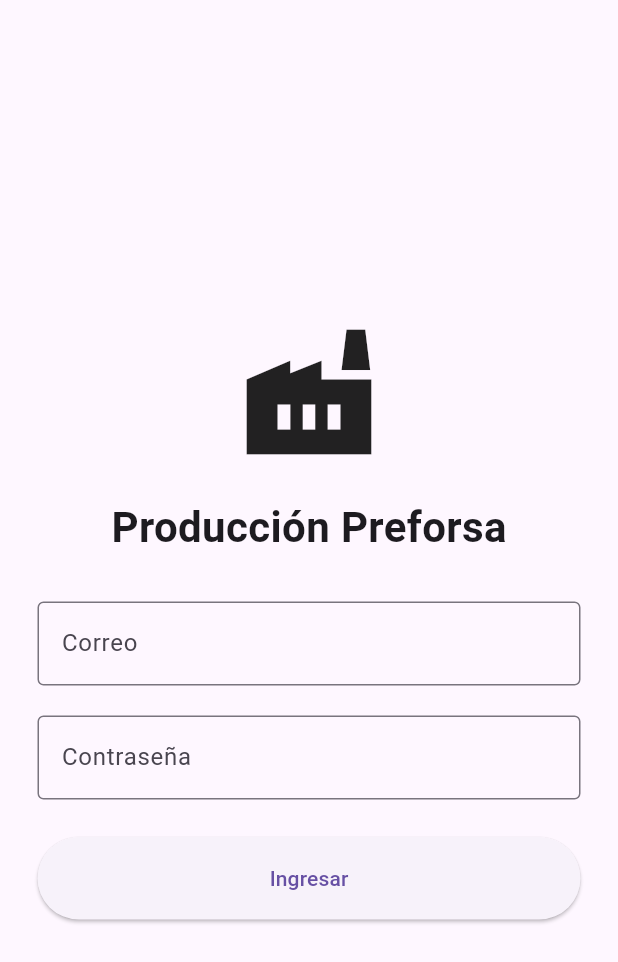
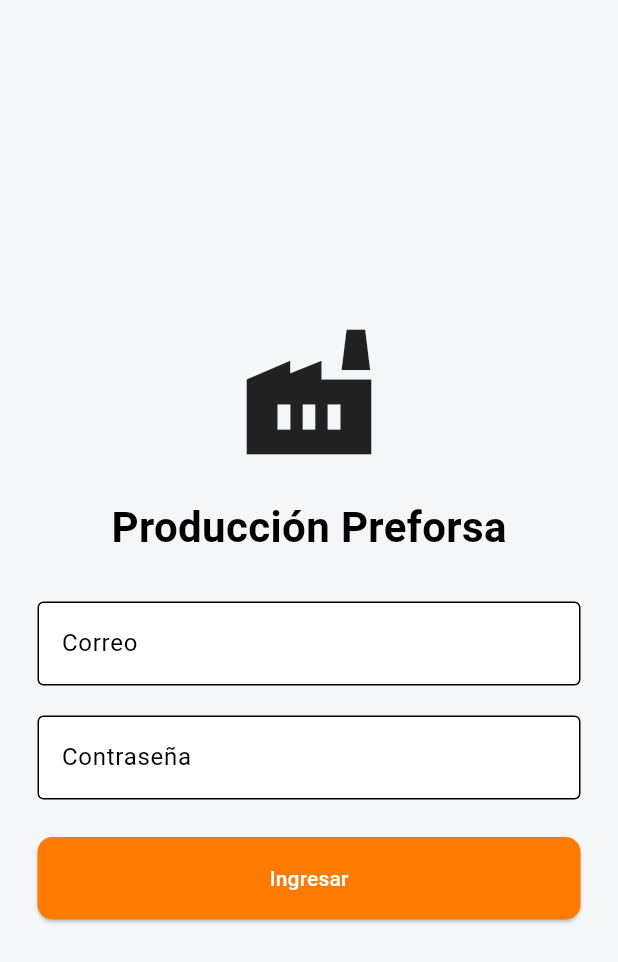
Before and after one commit to Chucho789/produccion_preforsa, a Flutter app: the screen it shows after launch, on a phone screen of 412 x 824 dp. Shown: the top 962 px of the screen. Run offline on Flutter 3.47's test engine with Material 3 defaults, Android fonts, the phone set to English and light mode, and no system bars; our stand-ins replace fl_chart, supabase_flutter; accounts and stored records are empty.

Commit message:
Añadir colores temas

```diff
--- a/lib/main.dart
+++ b/lib/main.dart
@@ -2,6 +2,8 @@ import 'package:flutter/material.dart';
 import 'package:supabase_flutter/supabase_flutter.dart';
 import 'screens/login/login_page.dart';
 import 'screens/home/home_page.dart';
+import 'theme/app_theme.dart';
+
 
 Future<void> main() async {
   WidgetsFlutterBinding.ensureInitialized();
@@ -21,6 +23,7 @@ class MyApp extends StatelessWidget {
   Widget build(BuildContext context) {
     return MaterialApp(
       debugShowCheckedModeBanner: false,
+      theme: AppTheme.lightTheme,
       home: Supabase.instance.client.auth.currentSession == null
           ? const LoginPage()
           : const HomePage(),
--- /dev/null
+++ b/lib/theme/app_colors.dart
@@ -0,0 +1,23 @@
+import 'package:flutter/material.dart';
+
+class AppColors {
+  // Principal
+  static const Color primaryOrange = Color(0xFFFF7A00);
+  static const Color secondaryBlue = Color(0xFF1E5EFF);
+
+  // Backgrounds
+  static const Color background = Color(0xFFF5F6F8);
+  static const Color card = Colors.white;
+
+  // Textos
+  static const Color textPrimary = Color(0xFF111827);
+  static const Color textSecondary = Color(0xFF6B7280);
+
+  // Borders
+  static const Color border = Color(0xFFD6D9DE);
+
+  // Estados
+  static const Color success = Color(0xFF22C55E);
+  static const Color error = Color(0xFFEF4444);
+  static const Color warning = Color(0xFFFACC15);
+}
--- /dev/null
+++ b/lib/theme/app_theme.dart
@@ -0,0 +1,49 @@
+import 'package:flutter/material.dart';
+import 'app_colors.dart';
+
+class AppTheme {
+  static ThemeData lightTheme = ThemeData(
+    useMaterial3: true,
+
+    colorScheme: ColorScheme.light(
+      primary: AppColors.primaryOrange,
+      secondary: AppColors.secondaryBlue,
+      surface: AppColors.card,
+      background: AppColors.background,
+      error: AppColors.error,
+    ),
+
+    scaffoldBackgroundColor: AppColors.background,
+
+    appBarTheme: const AppBarTheme(
+      backgroundColor: AppColors.card,
+      foregroundColor: AppColors.textPrimary,
+      elevation: 0,
+    ),
+
+    cardTheme: const CardThemeData(
+      color: AppColors.card,
+      elevation: 2,
+    ),
+
+    elevatedButtonTheme: ElevatedButtonThemeData(
+      style: ElevatedButton.styleFrom(
+        backgroundColor: AppColors.primaryOrange,
+        foregroundColor: Colors.white,
+        padding: const EdgeInsets.symmetric(vertical: 14),
+        shape: RoundedRectangleBorder(
+          borderRadius: BorderRadius.circular(10),
+        ),
+      ),
+    ),
+
+    inputDecorationTheme: InputDecorationTheme(
+      filled: true,
+      fillColor: AppColors.card,
+      border: OutlineInputBorder(
+        borderRadius: BorderRadius.circular(10),
+        borderSide: const BorderSide(color: AppColors.border),
+      ),
+    ),
+  );
+}
```
Also changed, not shown: lib/screens/historial/historial_page.dart (+121 -4 lines).
